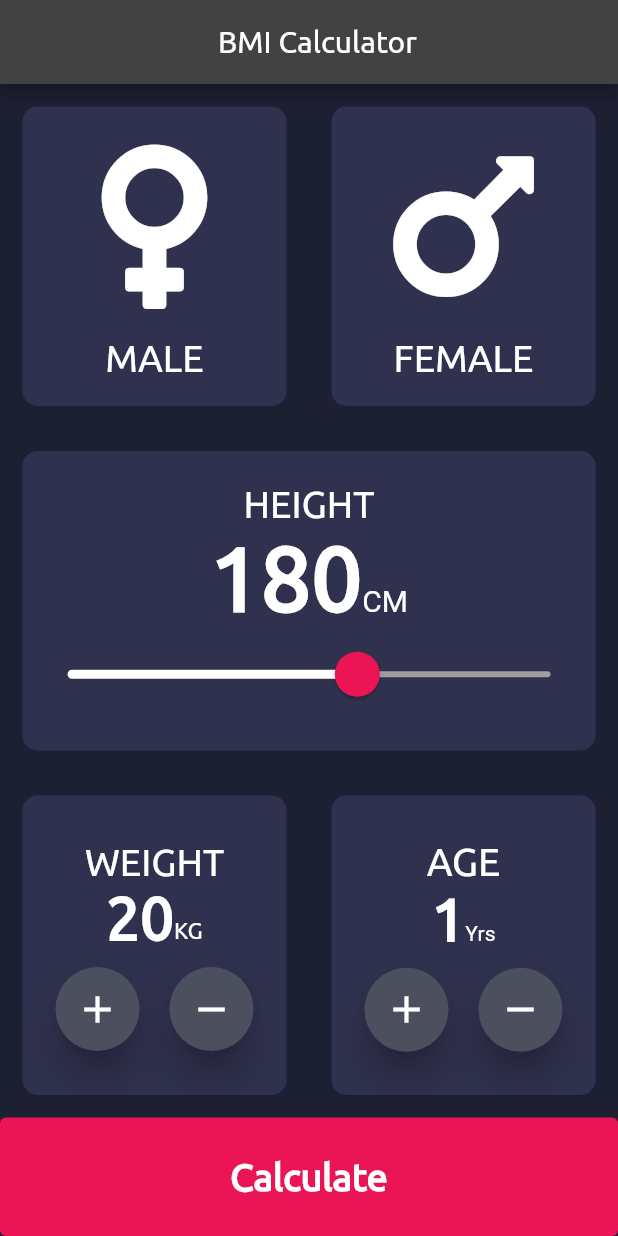
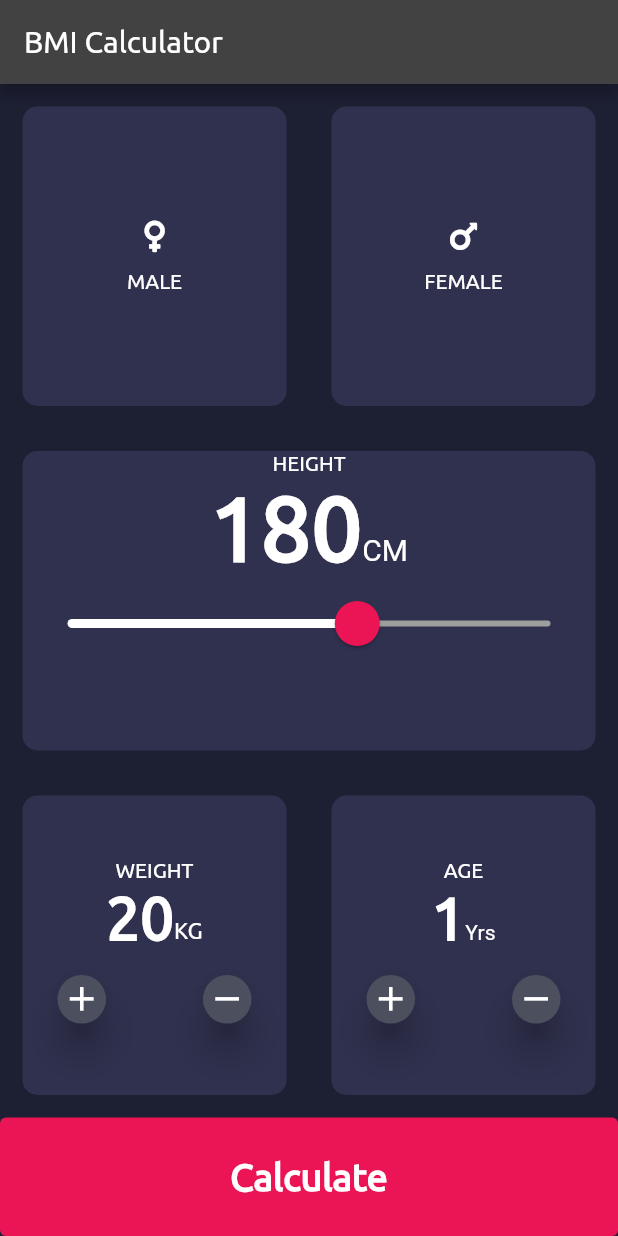
Before and after one commit to durgeshmpure/bmi-calculator, a Flutter app: the screen it shows after launch, on a phone screen of 412 x 824 dp. Run offline on Flutter 3.47's test engine with Material 2 defaults, Android fonts, the phone set to English and light mode, and no system bars; our stand-ins replace font_awesome_flutter.

Commit message:
Fixed some bugs

```diff
--- a/lib/GenderIcon.dart
+++ b/lib/GenderIcon.dart
@@ -12,7 +12,6 @@ class GenderIcon extends StatelessWidget {
       children: [
         Icon(
           Icons,
-          size: 125,
         ),
         SizedBox(
             height:10
@@ -21,7 +20,7 @@ class GenderIcon extends StatelessWidget {
           title,
           style: TextStyle(
             fontFamily: 'Ubuntu',
-            fontSize: 25,
+
           ),
         )
       ],
--- a/lib/Roundbox.dart
+++ b/lib/Roundbox.dart
@@ -17,8 +17,6 @@ class Roundbox extends StatelessWidget {
           borderRadius: BorderRadius.circular(10),
           color: colour,
         ),
-        height: containerHeight,
-        width: containerWidth,
       ),
     );
   }
--- a/lib/constants.dart
+++ b/lib/constants.dart
@@ -10,7 +10,7 @@ const TextStyle1 = TextStyle(
   fontWeight: FontWeight.bold,
   fontSize: 25
 );
-const heightTextStyle= TextStyle(fontSize: 25, fontFamily: 'Ubuntu');
+const heightTextStyle= TextStyle( fontFamily: 'Ubuntu');
 const heightNumberTextStyle=TextStyle(fontFamily: 'Ubuntu',fontWeight: FontWeight.w900,fontSize: 60
 );
 const cmTextStyle=TextStyle(
@@ -26,7 +26,7 @@ const slidertheme=SliderThemeData(
   inactiveTrackColor: Colors.grey,
   thumbColor: Color(0xFFEB1555),
 );
-const weightTextStyle =TextStyle(fontFamily: 'Ubuntu', fontSize: 25);
+const weightTextStyle =TextStyle(fontFamily: 'Ubuntu');
 const weightnumberstyle=TextStyle(
   fontFamily: 'Ubuntu',
   fontSize: 40,
--- a/lib/input_page.dart
+++ b/lib/input_page.dart
@@ -61,7 +61,8 @@ class _InputpageState extends State<Inputpage> {
           Expanded(
             child: Roundbox(
                 colour: activeColor,
-                widget1: Column(
+                widget1: Wrap(
+                  children: [Column(
                     mainAxisAlignment: MainAxisAlignment.center,
                     children: [
                       Text(
@@ -96,7 +97,8 @@ class _InputpageState extends State<Inputpage> {
                         ),
                       )
                     ],
-                )),
+                  ),
+                ])),
           ),
           Expanded(
             child: Row(children: [
@@ -128,8 +130,8 @@ class _InputpageState extends State<Inputpage> {
                         SizedBox(
                           height: 10,
                         ),
-                        Row(
-                          mainAxisAlignment: MainAxisAlignment.center,
+                        FittedBox(
+                          child: Row(
                             children: [
                               RawMaterialButton(
                                 onPressed: () {
@@ -145,8 +147,6 @@ class _InputpageState extends State<Inputpage> {
                                   Icons.add,
                                   size: 30,
                                 ),
-                              constraints:
-                                  BoxConstraints(minWidth: 56, minHeight: 56),
                                 elevation: 10,
                                 shape: CircleBorder(),
                                 fillColor: Color(0xFF4C4F5E),
@@ -166,13 +166,13 @@ class _InputpageState extends State<Inputpage> {
                                   Icons.remove,
                                   size: 30,
                                 ),
-                              constraints:
-                                  BoxConstraints(minWidth: 56, minHeight: 56),
+
                                 elevation: 10,
                                 shape: CircleBorder(),
                                 fillColor: Color(0xFF4C4F5E),
                               ),
                             ],
+                          ),
                         )
                       ],
                     )),
@@ -187,7 +187,7 @@ class _InputpageState extends State<Inputpage> {
                           'AGE',
                           style: TextStyle(
                             fontFamily: 'Ubuntu',
-                            fontSize: 26,
+
                           ),
                         ),
                         Row(
@@ -209,8 +209,8 @@ class _InputpageState extends State<Inputpage> {
                         SizedBox(
                           height: 10,
                         ),
-                        Row(
-                          mainAxisAlignment: MainAxisAlignment.center,
+                        FittedBox(
+                          child: Row(
                             children: [
                               RawMaterialButton(
                                 onPressed: () {
@@ -224,8 +224,6 @@ class _InputpageState extends State<Inputpage> {
                                   Icons.add,
                                   size: 30,
                                 ),
-                              constraints:
-                                  BoxConstraints(minWidth: 56, minHeight: 56),
                                 elevation: 10,
                                 shape: CircleBorder(),
                                 fillColor: Color(0xFF4C4F5E),
@@ -245,13 +243,12 @@ class _InputpageState extends State<Inputpage> {
                                   Icons.remove,
                                   size: 30,
                                 ),
-                              constraints:
-                                  BoxConstraints(minWidth: 56, minHeight: 56),
                                 elevation: 10,
                                 shape: CircleBorder(),
                                 fillColor: Color(0xFF4C4F5E),
                               ),
                             ],
+                          ),
                         )
                       ],
                     )),
--- a/lib/main.dart
+++ b/lib/main.dart
@@ -20,7 +20,7 @@ class bmiApp extends StatelessWidget {
         body: Inputpage(),
         appBar: AppBar(
           title: Text(
-            '                            BMI Calculator',
+            'BMI Calculator',
             style: TextStyle(
               fontFamily: 'Ubuntu'
             ),
```
Lines whose indentation alone changed are shown as unchanged.
